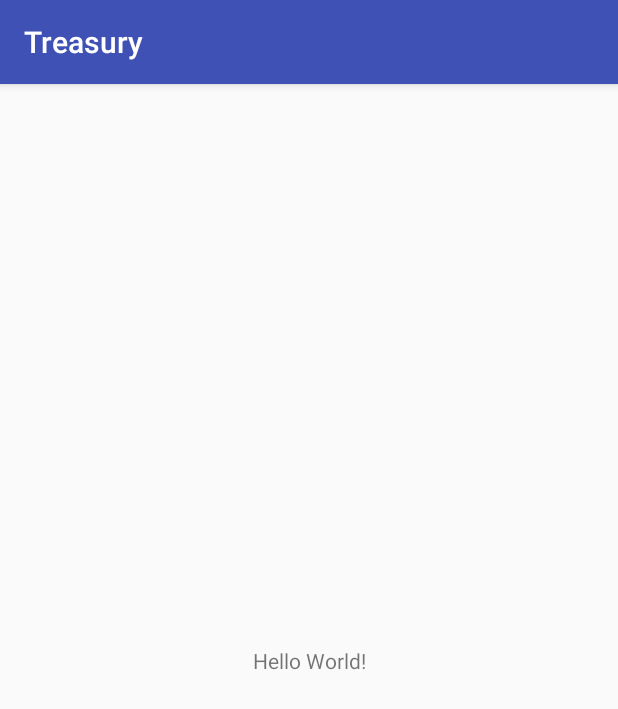
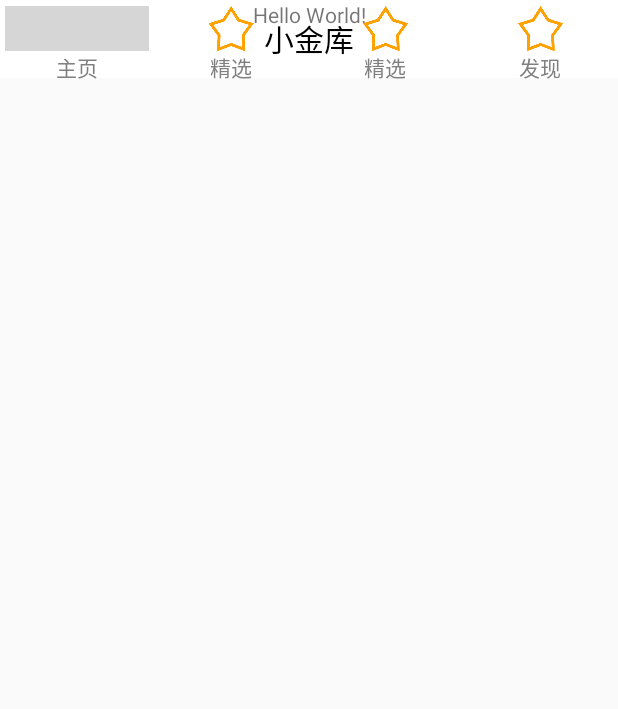
Before and after one commit to wangleihitcs/tensorflow-function-examples, an Android app: the screen it shows after launch (HomeActivity), on a phone screen of 412 x 824 dp. Shown: the top 709 px of the screen. Run offline under Robolectric (Android 15) with nearby library versions, the phone set to English and light mode, and no system bars; grey boxes are pictures that could not be loaded.

Commit message:
第一次提交，完成主页标题栏和底部菜单栏

```diff
--- a/app/src/main/AndroidManifest.xml
+++ b/app/src/main/AndroidManifest.xml
@@ -8,7 +8,7 @@
         android:label="@string/app_name"
         android:roundIcon="@mipmap/ic_launcher_round"
         android:supportsRtl="true"
-        android:theme="@style/AppTheme">
+        android:theme="@style/MyTheme">
         <activity android:name=".HomeActivity">
             <intent-filter>
                 <action android:name="android.intent.action.MAIN" />
--- a/app/src/main/res/layout/activity_home.xml
+++ b/app/src/main/res/layout/activity_home.xml
@@ -6,13 +6,19 @@
     android:layout_height="match_parent"
     tools:context="com.example.wanglei.treasury.HomeActivity">
 
+    <!-- 主页标题栏 -->
+    <include layout="@layout/activity_home_title"></include>
+
     <TextView
         android:layout_width="wrap_content"
-        android:layout_height="wrap_content"
+        android:layout_height="0dp"
         android:text="Hello World!"
         app:layout_constraintBottom_toBottomOf="parent"
         app:layout_constraintLeft_toLeftOf="parent"
         app:layout_constraintRight_toRightOf="parent"
         app:layout_constraintTop_toTopOf="parent" />
 
+    <!-- 底部菜单栏 -->
+    <include layout="@layout/activity_home_bottommenu"></include>
+
 </android.support.constraint.ConstraintLayout>
--- /dev/null
+++ b/app/src/main/res/layout/activity_home_bottommenu.xml
@@ -0,0 +1,130 @@
+<?xml version="1.0" encoding="utf-8"?>
+<LinearLayout xmlns:android="http://schemas.android.com/apk/res/android"
+    android:layout_width="match_parent"
+    android:layout_height="60dp">
+
+    <!-- 1.主页 -->
+    <RelativeLayout
+        android:id="@+id/homeLayout"
+        android:layout_width="0dp"
+        android:layout_height="match_parent"
+        android:layout_weight="1">
+
+        <LinearLayout
+            android:layout_width="match_parent"
+            android:layout_height="wrap_content"
+            android:layout_centerVertical="true"
+            android:orientation="vertical" >
+
+            <ImageView
+                android:layout_width="wrap_content"
+                android:layout_height="30dp"
+                android:layout_gravity="center_horizontal"
+                android:src="@drawable/ic_menu_bookshelf"/>
+
+            <TextView
+                android:id="@+id/textView_MenuHome"
+                android:layout_width="wrap_content"
+                android:layout_height="wrap_content"
+                android:layout_gravity="center_horizontal"
+                android:text="主页"
+                android:textColor="@color/colorTextMenu"/>
+
+        </LinearLayout>
+
+    </RelativeLayout>
+
+    <!-- 2.收支 -->
+    <RelativeLayout
+        android:id="@+id/ioLayout"
+        android:layout_width="0dp"
+        android:layout_height="match_parent"
+        android:layout_weight="1">
+
+        <LinearLayout
+            android:layout_width="match_parent"
+            android:layout_height="wrap_content"
+            android:layout_centerVertical="true"
+            android:orientation="vertical" >
+
+            <ImageView
+                android:layout_width="wrap_content"
+                android:layout_height="30dp"
+                android:layout_gravity="center_horizontal"
+                android:src="@drawable/ic_menu_star"/>
+
+            <TextView
+                android:id="@+id/textView_MenuIO"
+                android:layout_width="wrap_content"
+                android:layout_height="wrap_content"
+                android:layout_gravity="center_horizontal"
+                android:text="精选"
+                android:textColor="@color/colorTextMenu"/>
+
+        </LinearLayout>
+
+    </RelativeLayout>
+
+    <!-- 3.账单 -->
+    <RelativeLayout
+        android:id="@+id/billLayout"
+        android:layout_width="0dp"
+        android:layout_height="match_parent"
+        android:layout_weight="1">
+
+        <LinearLayout
+            android:layout_width="match_parent"
+            android:layout_height="wrap_content"
+            android:layout_centerVertical="true"
+            android:orientation="vertical" >
+
+            <ImageView
+                android:layout_width="wrap_content"
+                android:layout_height="30dp"
+                android:layout_gravity="center_horizontal"
+                android:src="@drawable/ic_menu_star"/>
+
+            <TextView
+                android:id="@+id/textView_MenuBill"
+                android:layout_width="wrap_content"
+                android:layout_height="wrap_content"
+                android:layout_gravity="center_horizontal"
+                android:text="精选"
+                android:textColor="@color/colorTextMenu"/>
+
+        </LinearLayout>
+
+    </RelativeLayout>
+
+    <!-- 4.发现 -->
+    <RelativeLayout
+        android:id="@+id/foundLayout"
+        android:layout_width="0dp"
+        android:layout_height="match_parent"
+        android:layout_weight="1">
+
+        <LinearLayout
+            android:layout_width="match_parent"
+            android:layout_height="wrap_content"
+            android:layout_centerVertical="true"
+            android:orientation="vertical" >
+
+            <ImageView
+                android:layout_width="wrap_content"
+                android:layout_height="30dp"
+                android:layout_gravity="center_horizontal"
+                android:src="@drawable/ic_menu_star"/>
+
+            <TextView
+                android:id="@+id/textView_MenuFound"
+                android:layout_width="wrap_content"
+                android:layout_height="wrap_content"
+                android:layout_gravity="center_horizontal"
+                android:text="发现"
+                android:textColor="@color/colorTextMenu"/>
+
+        </LinearLayout>
+
+    </RelativeLayout>
+
+</LinearLayout>
--- /dev/null
+++ b/app/src/main/res/layout/activity_home_title.xml
@@ -0,0 +1,17 @@
+<?xml version="1.0" encoding="utf-8"?>
+<LinearLayout xmlns:android="http://schemas.android.com/apk/res/android"
+    android:orientation="horizontal"
+    android:layout_width="match_parent"
+    android:layout_height="52dp"
+    android:background="@color/colorTitileBackground">
+
+    <TextView
+        android:id="@+id/textView_title"
+        android:layout_width="match_parent"
+        android:layout_height="match_parent"
+        android:text="小金库"
+        android:textColor="@color/colorBlack"
+        android:textSize="20dp"
+        android:gravity="center"/>
+
+</LinearLayout>
--- a/app/src/main/res/values/colors.xml
+++ b/app/src/main/res/values/colors.xml
@@ -3,4 +3,10 @@
     <color name="colorPrimary">#3F51B5</color>
     <color name="colorPrimaryDark">#303F9F</color>
     <color name="colorAccent">#FF4081</color>
+    <color name="colorBlack">#000000</color>
+
+    <color name="colorTitileBackground">#FFFFFF</color> <!-- 白色 -->
+    <color name="colorTextMenu">#808080</color>
+
+
 </resources>
--- a/app/src/main/res/values/styles.xml
+++ b/app/src/main/res/values/styles.xml
@@ -8,4 +8,7 @@
         <item name="colorAccent">@color/colorAccent</item>
     </style>
 
+    <style name="MyTheme" parent="Theme.AppCompat.Light.NoActionBar">
+    </style>
+
 </resources>
```
Also changed, not shown: app/src/main/res/drawable/ic_menu_star.png (added).
